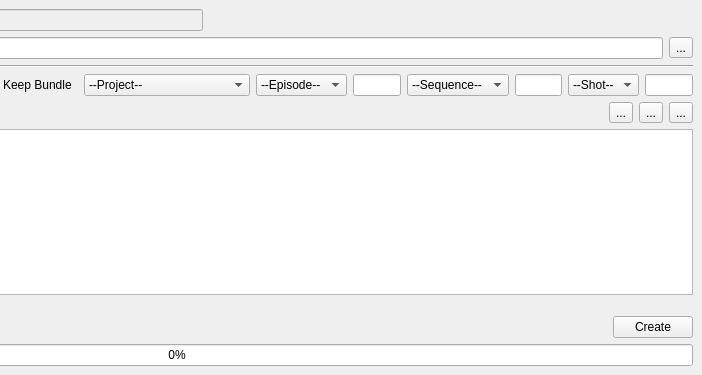
First picture: the form in ui/bundle.ui, repository iceanimations/SceneBundle, before the edit; both pictures show x 348 to 1050 and y 0 to 375 of the 1050 by 375 pixel window.
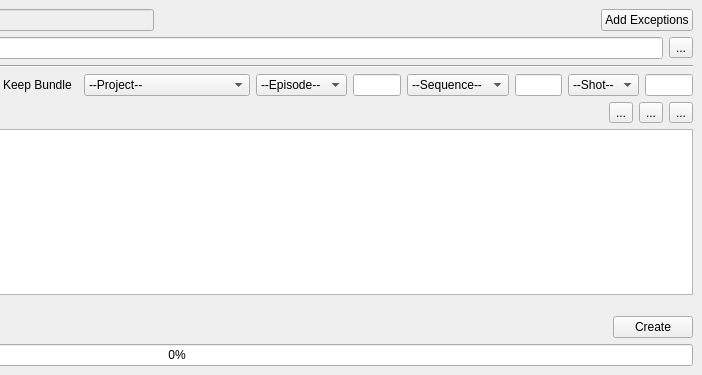
Second picture: the form after the edit.

Commit message: Texture Exception feature added

Diff of the .ui file:
```diff
--- a/ui/bundle.ui
+++ b/ui/bundle.ui
@@ -59,6 +59,16 @@
         </property>
        </spacer>
       </item>
+      <item>
+       <widget class="QPushButton" name="addExceptionsButton">
+        <property name="toolTip">
+         <string>Add exceptions for textures (these textures will be used from their original location during render)</string>
+        </property>
+        <property name="text">
+         <string>Add Exceptions</string>
+        </property>
+       </widget>
+      </item>
      </layout>
     </item>
     <item>
```
The commit also changes 3 other files.
